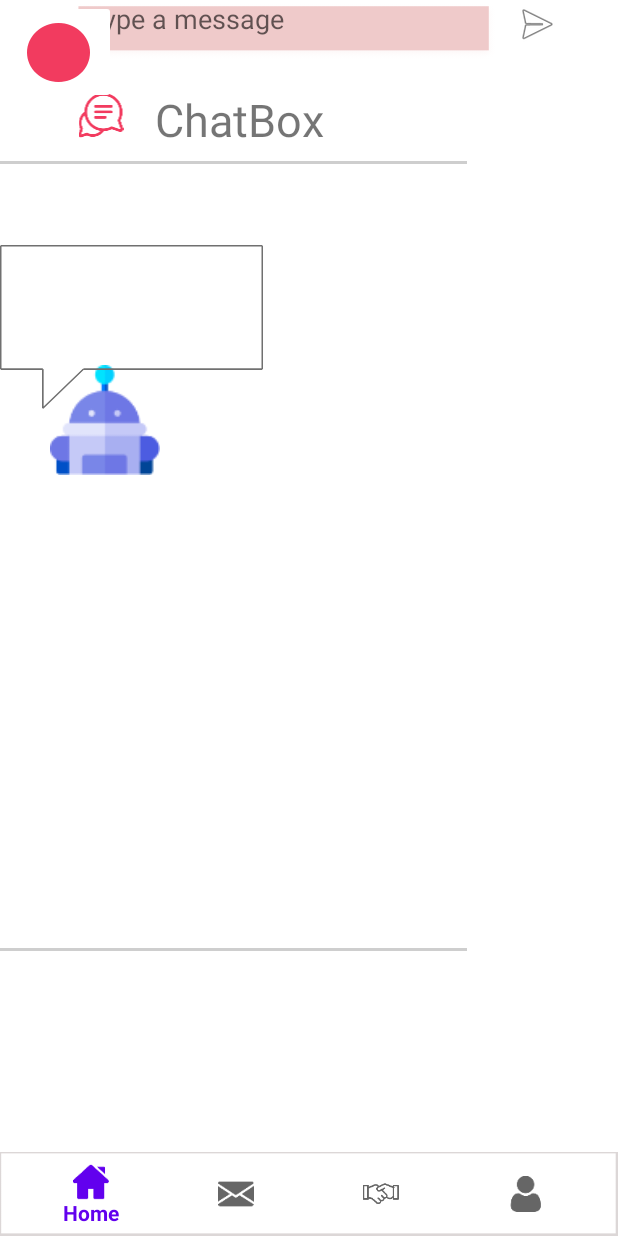
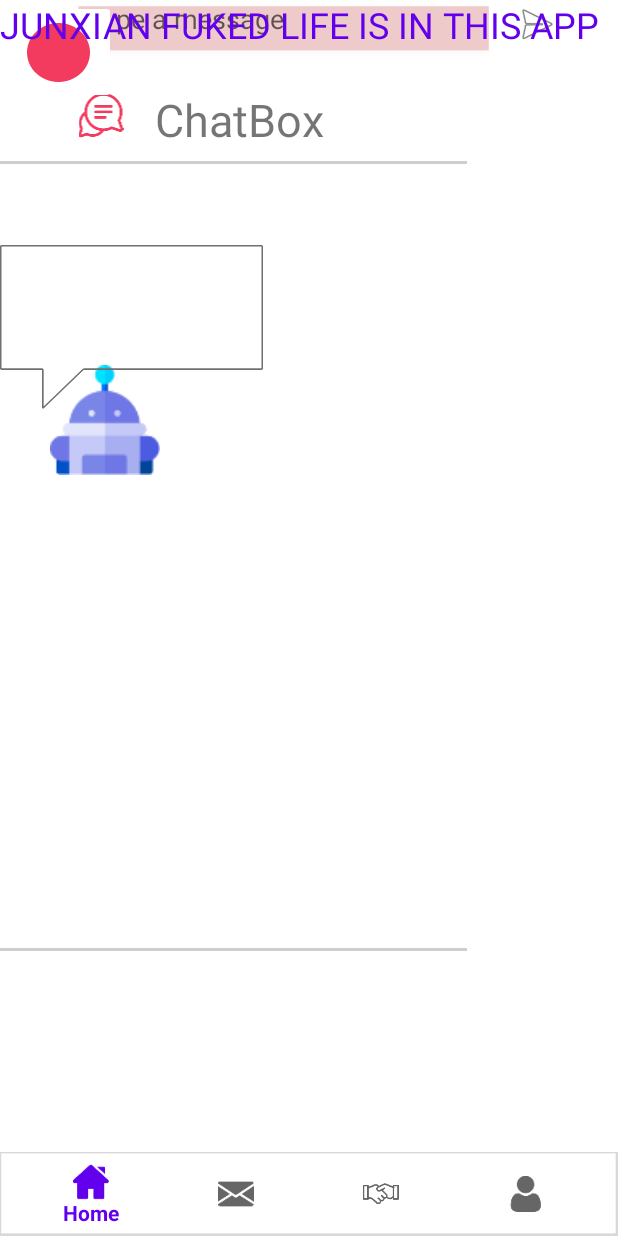
Before and after one commit to neijunxian/E-salon, an Android app: the fragment Fragment_message placed in its activity, on a phone screen of 412 x 824 dp. Run offline under Robolectric (Android 15) with nearby library versions, the phone set to English and light mode, and no system bars.

Commit message:
Commit by Jlich :))))) august 15

```diff
--- a/app/src/main/res/layout/fragment_message.xml
+++ b/app/src/main/res/layout/fragment_message.xml
@@ -127,4 +127,13 @@
         android:layout_marginBottom="55dp"
         android:src="@android:drawable/ic_menu_send" />
 
+    <TextView
+        android:id="@+id/textView12"
+        android:layout_width="wrap_content"
+        android:layout_height="wrap_content"
+        android:text="JUNXIAN FUKED LIFE IS IN THIS APP
+"
+        android:textColor="@color/design_default_color_primary"
+        android:textSize="24sp" />
+
 </FrameLayout>
--- a/build.gradle
+++ b/build.gradle
@@ -5,7 +5,7 @@ buildscript {
         jcenter()
     }
     dependencies {
-        classpath "com.android.tools.build:gradle:4.0.0"
+        classpath 'com.android.tools.build:gradle:4.0.1'
 
         // NOTE: Do not place your application dependencies here; they belong
         // in the individual module build.gradle files
```
